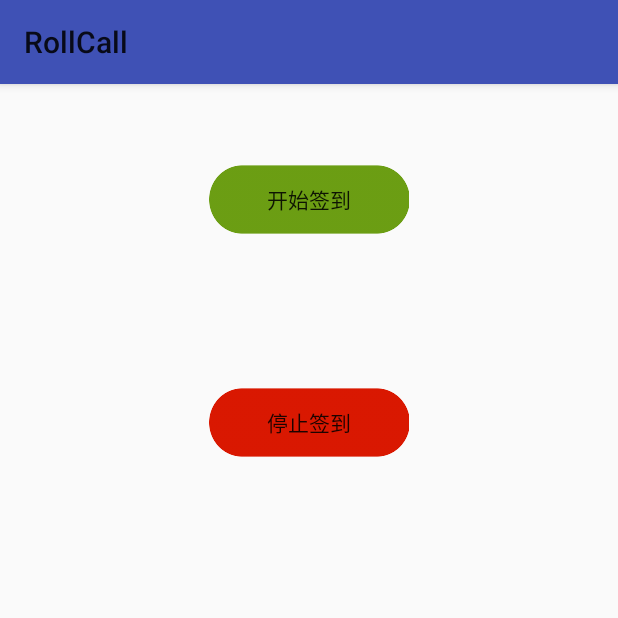
After one commit to dandelion123/android, an Android app: the RollCallActivity screen opened directly, with no data from a screen before it, on a phone screen of 412 x 824 dp, the top half of it. The commit adds this screen. Run offline under Robolectric (Android 15) with nearby library versions, the phone set to English and light mode, and no system bars.

Commit message:
add connect and result  Changes to be committed: 	modified:   RollCall/app/src/main/AndroidManifest.xml 	new file:   RollCall/app/src/main/java/example/com/rollcall/HttpConnectToServer.java 	modified:   RollCall/app/src/main/java/example/com/rollcall/MainActivity.java 	new file:   RollCall/app/src/main/java/example/com/rollcall/ResultActivity.java 	new file:   RollCall/app/src/main/java/example/com/rollcall/RollCallActivity.java 	modified:   RollCall/app/src/main/res/layout/activity_main.xml 	new file:   RollCall/app/src/main/res/layout/activity_result.xml 	new file:   RollCall/app/src/main/res/layout/activity_roll_call.xml 	new file:   RollCall/app/src/main/res/menu/main.xml 	modified:   RollCall/app/src/main/res/values/strings.xml

```diff
--- a/RollCall/app/src/main/AndroidManifest.xml
+++ b/RollCall/app/src/main/AndroidManifest.xml
@@ -16,7 +16,9 @@
                 <category android:name="android.intent.category.LAUNCHER" />
             </intent-filter>
         </activity>
-        <activity android:name=".CurriculumActivity"></activity>
+        <activity android:name=".CurriculumActivity" />
+        <activity android:name=".RollCallActivity" />
+        <activity android:name=".ResultActivity"></activity>
     </application>
 
 </manifest>
--- /dev/null
+++ b/RollCall/app/src/main/java/example/com/rollcall/RollCallActivity.java
@@ -0,0 +1,46 @@
+package example.com.rollcall;
+
+import android.support.v7.app.AppCompatActivity;
+import android.os.Bundle;
+import android.view.View;
+import android.widget.Button;
+import android.widget.Toast;
+
+public class RollCallActivity extends AppCompatActivity implements View.OnClickListener{
+    private Button button_start;
+    private Button button_stop;
+    @Override
+    protected void onCreate(Bundle savedInstanceState) {
+        super.onCreate(savedInstanceState);
+        setContentView(R.layout.activity_roll_call);
+        button_start=(Button)findViewById(R.id.bt_start);
+        button_stop=(Button)findViewById(R.id.bt_stop);
+        button_start.setOnClickListener(this);
+        button_stop.setOnClickListener(this);
+    }
+
+    @Override
+    public void onClick(View v) {
+        switch (v.getId()){
+            case R.id.bt_start://开始点名响应函数
+                new Thread(new Runnable() {//开启线程
+                    @Override
+                    public void run() {
+                        String result=new HttpConnectToServer(1).connect();//连接服务器，并发送开始点名指令给服务器
+                        Toast.makeText(RollCallActivity.this,result,Toast.LENGTH_SHORT);
+                    }
+                }).start();
+                break;
+            case R.id.bt_stop://停止点名响应函数
+                new Thread(new Runnable() {
+                    @Override
+                    public void run() {//开启线程
+                        new HttpConnectToServer(2).connect();//开启线程，并发送停止点名指令给服务器
+                    }
+                }).start();
+                break;
+            default:
+                break;
+        }
+    }
+}
--- /dev/null
+++ b/RollCall/app/src/main/res/layout/activity_roll_call.xml
@@ -0,0 +1,28 @@
+<?xml version="1.0" encoding="utf-8"?>
+<LinearLayout xmlns:android="http://schemas.android.com/apk/res/android"
+    xmlns:tools="http://schemas.android.com/tools"
+    android:layout_width="match_parent"
+    android:layout_height="match_parent"
+    android:orientation="vertical"
+    tools:context="example.com.rollcall.RollCallActivity">
+
+    <Button
+        android:id="@+id/bt_start"
+        android:layout_width="wrap_content"
+        android:layout_height="wrap_content"
+        android:layout_gravity="center"
+        android:layout_marginBottom="5dp"
+        android:layout_marginTop="10dp"
+        android:background="@mipmap/start"
+        android:text="开始签到" />
+
+    <Button
+        android:id="@+id/bt_stop"
+        android:layout_width="wrap_content"
+        android:layout_height="wrap_content"
+        android:layout_gravity="center"
+        android:layout_marginBottom="5dp"
+        android:layout_marginTop="10dp"
+        android:background="@mipmap/stop"
+        android:text="停止签到" />
+</LinearLayout>
--- a/RollCall/app/src/main/res/values/strings.xml
+++ b/RollCall/app/src/main/res/values/strings.xml
@@ -1,3 +1,4 @@
 <resources>
     <string name="app_name">RollCall</string>
+    <string name="add">添加课程</string>
 </resources>
```
Also changed, not shown: RollCall/app/src/main/java/example/com/rollcall/HttpConnectToServer.java (added, +52 -0 lines), RollCall/app/src/main/java/example/com/rollcall/MainActivity.java (+18 -5 lines), RollCall/app/src/main/java/example/com/rollcall/ResultActivity.java (added, +13 -0 lines), RollCall/app/src/main/res/layout/activity_main.xml (+36 -14 lines), RollCall/app/src/main/res/layout/activity_result.xml (added, +33 -0 lines), RollCall/app/src/main/res/menu/main.xml (added, +15 -0 lines).
